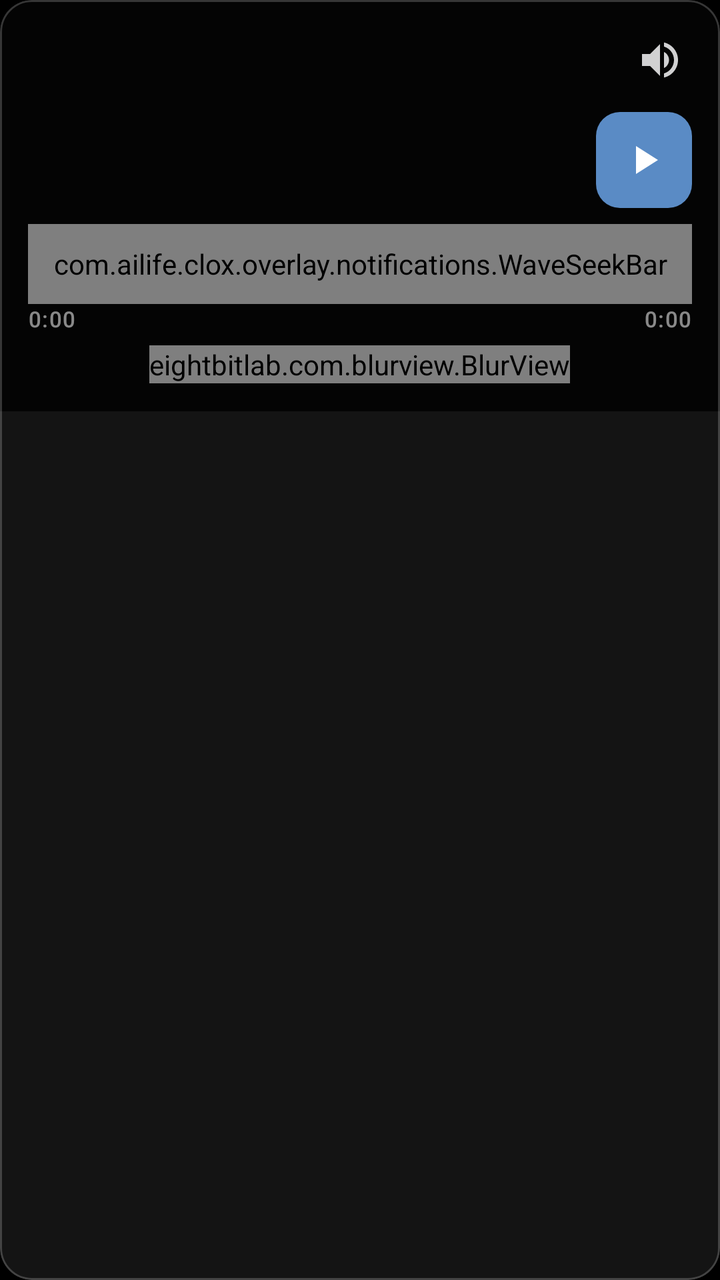
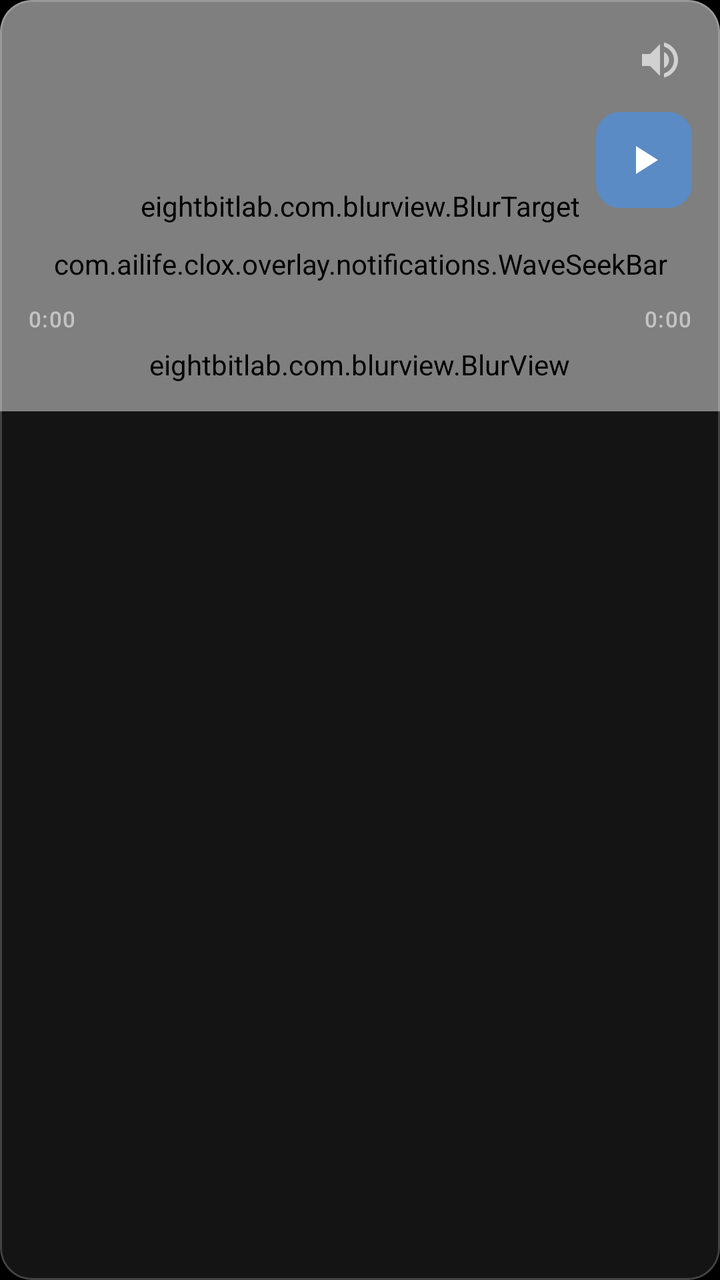

Compare the two renders of this Android layout. The source of the first and the diff that turns it into the second are given below.
<!-- AndroidManifest.xml: application theme Theme.CloX -->
<!-- res/layout/item_media_player.xml -->
<?xml version="1.0" encoding="utf-8"?>
<com.google.android.material.card.MaterialCardView
    xmlns:android="http://schemas.android.com/apk/res/android"
    xmlns:app="http://schemas.android.com/apk/res-auto"
    xmlns:tools="http://schemas.android.com/tools"
    android:layout_width="match_parent"
    android:layout_height="wrap_content"
    android:layout_marginHorizontal="8dp"
    android:layout_marginVertical="4dp"
    app:cardCornerRadius="16dp"
    app:cardBackgroundColor="#CC1A1A1A"
    app:cardElevation="0dp"
    app:strokeColor="#33FFFFFF"
    app:strokeWidth="1dp">

    
    <androidx.constraintlayout.widget.ConstraintLayout
        android:layout_width="match_parent"
        android:layout_height="wrap_content">

        
        <ImageView
            android:id="@+id/albumArt"
            android:layout_width="0dp"
            android:layout_height="0dp"
            android:scaleType="centerCrop"
            app:layout_constraintTop_toTopOf="parent"
            app:layout_constraintBottom_toBottomOf="parent"
            app:layout_constraintStart_toStartOf="parent"
            app:layout_constraintEnd_toEndOf="parent" />

        
        <View
            android:layout_width="0dp"
            android:layout_height="0dp"
            android:background="@color/overlay_scrim"
            app:layout_constraintTop_toTopOf="parent"
            app:layout_constraintBottom_toBottomOf="parent"
            app:layout_constraintStart_toStartOf="parent"
            app:layout_constraintEnd_toEndOf="parent" />

        
        <LinearLayout
            android:id="@+id/mediaContent"
            android:layout_width="0dp"
            android:layout_height="wrap_content"
            android:orientation="vertical"
            android:padding="14dp"
            app:layout_constraintTop_toTopOf="parent"
            app:layout_constraintStart_toStartOf="parent"
            app:layout_constraintEnd_toEndOf="parent"
            app:layout_constraintBottom_toBottomOf="parent">

            
            <LinearLayout
                android:layout_width="match_parent"
                android:layout_height="wrap_content"
                android:orientation="horizontal"
                android:gravity="center_vertical"
                android:layout_marginBottom="10dp">

                <ImageView
                    android:id="@+id/mediaAppIcon"
                    android:layout_width="20dp"
                    android:layout_height="20dp" />

                <TextView
                    android:id="@+id/mediaAppName"
                    android:layout_width="0dp"
                    android:layout_height="wrap_content"
                    android:layout_weight="1"
                    android:layout_marginStart="6dp"
                    android:textAppearance="?attr/textAppearanceLabelSmall"
                    android:textColor="@color/on_dark_secondary"
                    android:maxLines="1"
                    android:ellipsize="end" />

                <ImageButton
                    android:id="@+id/btnVolume"
                    android:layout_width="32dp"
                    android:layout_height="32dp"
                    android:src="@drawable/ic_volume"
                    android:background="?attr/selectableItemBackgroundBorderless"
                    android:padding="4dp"
                    android:tint="@color/on_dark_medium" />

            </LinearLayout>

            
            <LinearLayout
                android:layout_width="match_parent"
                android:layout_height="wrap_content"
                android:orientation="horizontal"
                android:gravity="center_vertical">

                <LinearLayout
                    android:layout_width="0dp"
                    android:layout_height="wrap_content"
                    android:layout_weight="1"
                    android:orientation="vertical"
                    android:layout_marginEnd="12dp">

                    <TextView
                        android:id="@+id/trackTitle"
                        android:layout_width="match_parent"
                        android:layout_height="wrap_content"
                        android:textAppearance="?attr/textAppearanceTitleSmall"
                        android:textColor="@color/on_dark_primary"
                        android:maxLines="1"
                        android:ellipsize="end" />

                    <TextView
                        android:id="@+id/artistName"
                        android:layout_width="match_parent"
                        android:layout_height="wrap_content"
                        android:textAppearance="?attr/textAppearanceBodySmall"
                        android:textColor="@color/on_dark_secondary"
                        android:maxLines="1"
                        android:ellipsize="end" />

                </LinearLayout>

                <com.google.android.material.button.MaterialButton
                    android:id="@+id/btnPlayPause"
                    android:layout_width="48dp"
                    android:layout_height="48dp"
                    android:padding="0dp"
                    android:insetTop="0dp"
                    android:insetBottom="0dp"
                    app:icon="@drawable/ic_play"
                    app:iconSize="24dp"
                    app:iconGravity="textStart"
                    app:iconPadding="0dp"
                    style="@style/Widget.Material3.Button.Icon"
                    app:shapeAppearance="@style/ShapeAppearance.PlayPause" />

            </LinearLayout>

            
            <com.ailife.clox.overlay.notifications.WaveSeekBar
                android:id="@+id/mediaProgress"
                android:layout_width="match_parent"
                android:layout_height="40dp"
                android:layout_marginTop="8dp" />

            
            <LinearLayout
                android:layout_width="match_parent"
                android:layout_height="wrap_content">

                <TextView
                    android:id="@+id/timeElapsed"
                    android:layout_width="0dp"
                    android:layout_height="wrap_content"
                    android:layout_weight="1"
                    android:textAppearance="?attr/textAppearanceLabelSmall"
                    android:textColor="@color/on_dark_muted"
                    android:text="0:00" />

                <TextView
                    android:id="@+id/timeTotal"
                    android:layout_width="wrap_content"
                    android:layout_height="wrap_content"
                    android:textAppearance="?attr/textAppearanceLabelSmall"
                    android:textColor="@color/on_dark_muted"
                    android:text="0:00" />

            </LinearLayout>

            
            <eightbitlab.com.blurview.BlurView
                android:id="@+id/mediaControls"
                android:layout_width="wrap_content"
                android:layout_height="wrap_content"
                android:layout_gravity="center_horizontal"
                android:layout_marginTop="6dp"
                app:blurOverlayColor="#33000000"
                android:background="@drawable/bg_controls_pill"
                android:clipToOutline="true">

                <LinearLayout
                    android:layout_width="wrap_content"
                    android:layout_height="wrap_content"
                    android:orientation="horizontal"
                    android:gravity="center"
                    android:paddingHorizontal="12dp"
                    android:paddingVertical="4dp">

                    <ImageButton
                        android:id="@+id/btnPrev"
                        android:layout_width="40dp"
                        android:layout_height="40dp"
                        android:src="@drawable/ic_skip_prev"
                        android:background="?attr/selectableItemBackgroundBorderless"
                        android:padding="8dp"
                        android:tint="@color/on_dark_medium" />

                    <ImageButton
                        android:id="@+id/btnClose"
                        android:layout_width="40dp"
                        android:layout_height="40dp"
                        android:src="@drawable/ic_close"
                        android:background="?attr/selectableItemBackgroundBorderless"
                        android:padding="8dp"
                        android:layout_marginHorizontal="8dp"
                        android:tint="@color/on_dark_medium" />

                    <ImageButton
                        android:id="@+id/btnLoop"
                        android:layout_width="40dp"
                        android:layout_height="40dp"
                        android:src="@drawable/ic_loop"
                        android:background="?attr/selectableItemBackgroundBorderless"
                        android:padding="8dp"
                        android:layout_marginHorizontal="8dp"
                        android:alpha="0.4"
                        android:tint="@color/on_dark_medium" />

                    <ImageButton
                        android:id="@+id/btnNext"
                        android:layout_width="40dp"
                        android:layout_height="40dp"
                        android:src="@drawable/ic_skip_next"
                        android:background="?attr/selectableItemBackgroundBorderless"
                        android:padding="8dp"
                        android:tint="@color/on_dark_medium" />

                </LinearLayout>

            </eightbitlab.com.blurview.BlurView>

        </LinearLayout>

    </androidx.constraintlayout.widget.ConstraintLayout>

</com.google.android.material.card.MaterialCardView>
<!-- resources referenced by this layout -->
<resources>
  <color name="on_dark_medium">#CCFFFFFF</color>
  <color name="on_dark_muted">#88FFFFFF</color>
  <color name="on_dark_primary">#FFFFFF</color>
  <color name="on_dark_secondary">#AAFFFFFF</color>
  <color name="overlay_scrim">#CC000000</color>
  <!-- drawable bg_controls_pill (drawable) -->
  <?xml version="1.0" encoding="utf-8"?>
  <shape xmlns:android="http://schemas.android.com/apk/res/android"
      android:shape="rectangle">
      <solid android:color="#33000000" />
      <corners android:radius="100dp" />
  </shape>
  <!-- drawable ic_loop (drawable) -->
  <?xml version="1.0" encoding="utf-8"?>
  <vector xmlns:android="http://schemas.android.com/apk/res/android"
      android:width="24dp" android:height="24dp"
      android:viewportWidth="24" android:viewportHeight="24"
      android:tint="?attr/colorControlNormal">
      <path android:fillColor="@android:color/white"
          android:pathData="M7,7h10v3l4,-4 -4,-4v3H5v6h2V7zM17,17H7v-3l-4,4 4,4v-3h12v-6h-2v5z"/>
  </vector>
  <!-- drawable ic_play (drawable) -->
  <?xml version="1.0" encoding="utf-8"?>
  <vector xmlns:android="http://schemas.android.com/apk/res/android"
      android:width="24dp" android:height="24dp"
      android:viewportWidth="24" android:viewportHeight="24">
      <path android:fillColor="?attr/colorOnSurface" android:pathData="M8,5v14l11,-7z"/>
  </vector>
  <!-- drawable ic_skip_next (drawable) -->
  <?xml version="1.0" encoding="utf-8"?>
  <vector xmlns:android="http://schemas.android.com/apk/res/android"
      android:width="24dp" android:height="24dp"
      android:viewportWidth="24" android:viewportHeight="24">
      <path android:fillColor="?attr/colorOnSurface" android:pathData="M6,18l8.5,-6L6,6v12zM16,6v12h2V6h-2z"/>
  </vector>
  <!-- drawable ic_skip_prev (drawable) -->
  <?xml version="1.0" encoding="utf-8"?>
  <vector xmlns:android="http://schemas.android.com/apk/res/android"
      android:width="24dp" android:height="24dp"
      android:viewportWidth="24" android:viewportHeight="24">
      <path android:fillColor="?attr/colorOnSurface" android:pathData="M6,6h2v12H6zm3.5,6 8.5,6V6z"/>
  </vector>
  <style name="ShapeAppearance.PlayPause" parent="">
          <item name="cornerFamily">rounded</item>
          <item name="cornerSize">12dp</item>
      </style>
  <style name="Theme.CloX" parent="Base.Theme.CloX">
          <item name="android:windowBackground">@android:color/black</item>
          <item name="android:windowAnimationStyle">@null</item>
          <item name="android:windowShowWallpaper">true</item>
      </style>
  <color name="brand_500">#5A8BC5</color>
  <color name="brand_on_accent_light">#FFFFFF</color>
  <color name="brand_container_light">#D6E6F5</color>
  <color name="brand_on_container_light">#0F2B44</color>
  <color name="brand_300">#82ABD0</color>
  <color name="m3_background">#FCFCFD</color>
  <color name="m3_surface">#FCFCFD</color>
  <color name="m3_on_surface">#1A1C1E</color>
  <color name="m3_surface_variant">#E1E2E6</color>
  <color name="m3_on_surface_variant">#43474C</color>
  <color name="m3_surface_container_lowest">#FFFFFF</color>
  <color name="m3_surface_container_low">#F4F4F5</color>
  <color name="m3_surface_container">#EEEEF0</color>
  <color name="m3_surface_container_high">#E8E9EB</color>
  <color name="m3_surface_container_highest">#E2E3E5</color>
  <color name="m3_surface_bright">#FCFCFD</color>
  <color name="m3_surface_dim">#DBDBDD</color>
  <color name="m3_inverse_surface">#2F3133</color>
  <color name="m3_inverse_on_surface">#F1F0F2</color>
  <color name="m3_outline">#73777C</color>
  <color name="m3_outline_variant">#C3C6CC</color>
  <!-- unchanged entries left out for length: 3 -->
</resources>

<!-- the commit's change to res/layout/item_media_player.xml (unified diff, before → after) -->
@@ -19,25 +19,29 @@
         android:layout_height="wrap_content">
 
         
-        <ImageView
-            android:id="@+id/albumArt"
+        <eightbitlab.com.blurview.BlurTarget
+            android:id="@+id/mediaBlurTarget"
             android:layout_width="0dp"
             android:layout_height="0dp"
-            android:scaleType="centerCrop"
             app:layout_constraintTop_toTopOf="parent"
             app:layout_constraintBottom_toBottomOf="parent"
             app:layout_constraintStart_toStartOf="parent"
-            app:layout_constraintEnd_toEndOf="parent" />
-
-        
-        <View
-            android:layout_width="0dp"
-            android:layout_height="0dp"
-            android:background="@color/overlay_scrim"
-            app:layout_constraintTop_toTopOf="parent"
-            app:layout_constraintBottom_toBottomOf="parent"
-            app:layout_constraintStart_toStartOf="parent"
-            app:layout_constraintEnd_toEndOf="parent" />
+            app:layout_constraintEnd_toEndOf="parent">
+
+            
+            <ImageView
+                android:id="@+id/albumArt"
+                android:layout_width="match_parent"
+                android:layout_height="match_parent"
+                android:scaleType="centerCrop" />
+
+            
+            <View
+                android:layout_width="match_parent"
+                android:layout_height="match_parent"
+                android:background="@color/overlay_scrim" />
+
+        </eightbitlab.com.blurview.BlurTarget>
 
         
         <LinearLayout
